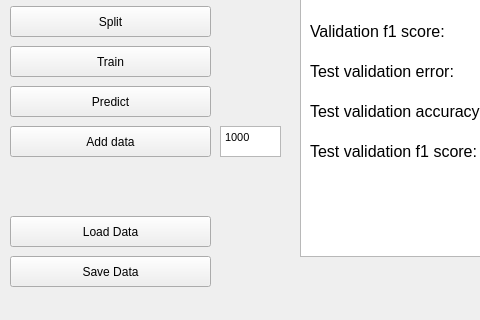
This is config.ui in samuok/Junction22 as Qt 5 draws it before an edit; both pictures show x 0 to 480 and y 204 to 524 of the 658 by 524 pixel window. The edited form follows.
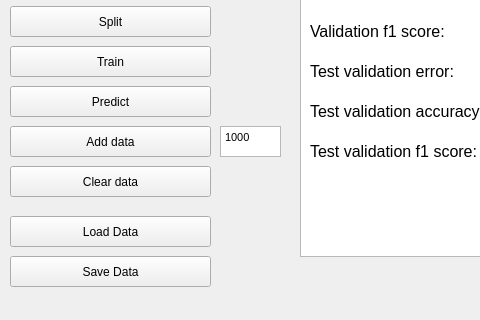
This is the edited form.

Diff of the .ui file:
```diff
--- a/config.ui
+++ b/config.ui
@@ -308,6 +308,19 @@
 &lt;p style=&quot; margin-top:0px; margin-bottom:0px; margin-left:0px; margin-right:0px; -qt-block-indent:0; text-indent:0px;&quot;&gt;1000&lt;/p&gt;&lt;/body&gt;&lt;/html&gt;</string>
    </property>
   </widget>
+  <widget class="QPushButton" name="clear_data">
+   <property name="geometry">
+    <rect>
+     <x>10</x>
+     <y>370</y>
+     <width>201</width>
+     <height>31</height>
+    </rect>
+   </property>
+   <property name="text">
+    <string>Clear data</string>
+   </property>
+  </widget>
  </widget>
  <resources/>
  <connections/>
```
